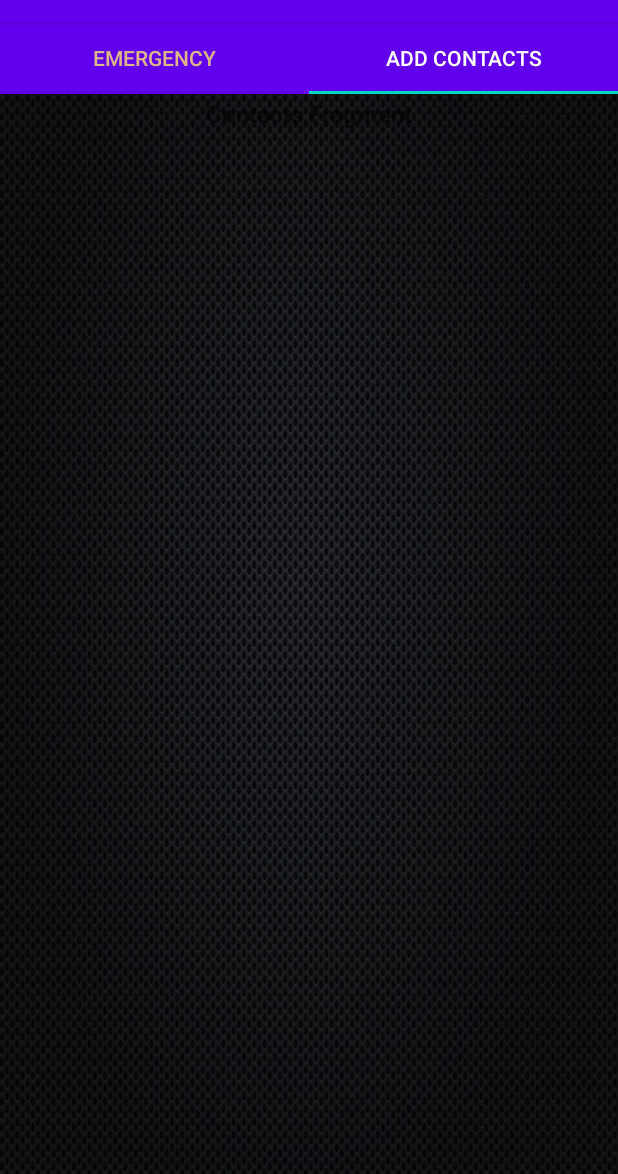
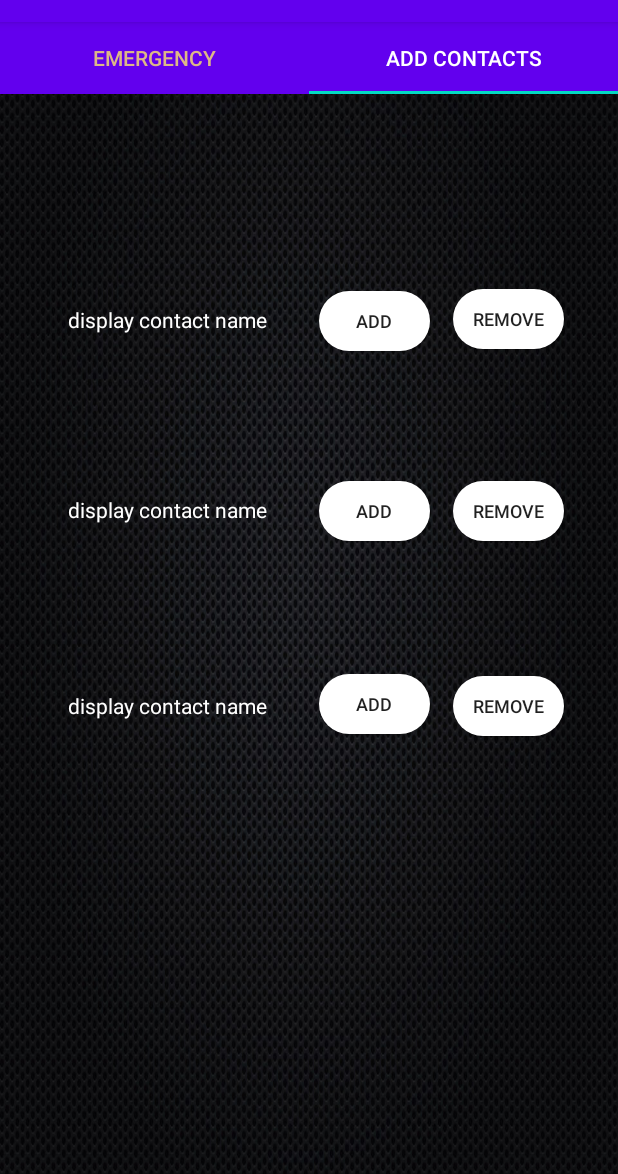
Before and after one commit to Evoid-sos/minor-project, an Android app: the screen it shows after launch once a user with an empty profile is signed in (MainActivity2), tab 2 chosen, on a phone screen of 412 x 824 dp, the part 62-1236 px from its top. Run offline under Robolectric (Android 15) with nearby library versions, the phone set to English and light mode, and no system bars; our stand-ins replace Firebase (no records; nobody signed in at launch, a user with empty details on screens opened directly).

Commit message:
contacts layout done

```diff
--- /dev/null
+++ b/app/src/main/res/drawable/contactbuttonstyles.xml
@@ -0,0 +1,6 @@
+<?xml version="1.0" encoding="utf-8"?>
+<shape xmlns:android="http://schemas.android.com/apk/res/android" android:shape="rectangle">
+    <solid
+        android:color="#ffffff" />
+    <corners android:radius="20dp"/>
+</shape>
--- a/app/src/main/res/layout/fragment_contacts.xml
+++ b/app/src/main/res/layout/fragment_contacts.xml
@@ -1,15 +1,149 @@
 <?xml version="1.0" encoding="utf-8"?>
-<FrameLayout xmlns:android="http://schemas.android.com/apk/res/android"
+<androidx.constraintlayout.widget.ConstraintLayout xmlns:android="http://schemas.android.com/apk/res/android"
+    xmlns:app="http://schemas.android.com/apk/res-auto"
     xmlns:tools="http://schemas.android.com/tools"
+    android:id="@+id/linearLayout3"
     android:layout_width="match_parent"
     android:layout_height="match_parent"
+    android:gravity="center"
+    android:orientation="vertical"
+    android:padding="10dp"
     tools:context=".contacts">
 
     <TextView
-        android:layout_width="match_parent"
-        android:layout_height="match_parent"
-        android:text="Contacts Fragment"
-        android:textAlignment="center"
-        android:textSize="16sp"
-        android:textStyle="bold" />
-</FrameLayout>
+        android:id="@+id/textView7"
+        android:layout_width="169dp"
+        android:layout_height="38dp"
+        android:layout_marginStart="26dp"
+        android:layout_marginEnd="11dp"
+        android:layout_marginBottom="214dp"
+        android:gravity="center"
+        android:text="display contact name"
+        android:textColor="#ffffff"
+        app:layout_constraintBottom_toBottomOf="parent"
+        app:layout_constraintEnd_toStartOf="@+id/button4"
+        app:layout_constraintStart_toStartOf="parent"
+        app:layout_constraintTop_toBottomOf="@+id/textView6" />
+
+    <Button
+        android:id="@+id/button5"
+        android:layout_width="74dp"
+        android:layout_height="40dp"
+        android:layout_marginEnd="35dp"
+        android:layout_marginBottom="214dp"
+        android:text="REMOVE"
+        android:textSize="12dp"
+        android:background="@drawable/contactbuttonstyles"
+        app:layout_constraintBottom_toBottomOf="parent"
+        app:layout_constraintEnd_toEndOf="parent"
+        app:layout_constraintStart_toEndOf="@+id/button4"
+        app:layout_constraintTop_toBottomOf="@+id/button7" />
+
+    <Button
+        android:id="@+id/button4"
+        android:layout_width="74dp"
+        android:layout_height="40dp"
+        android:layout_marginStart="5dp"
+        android:layout_marginEnd="15dp"
+        android:layout_marginBottom="214dp"
+        android:text="ADD"
+        android:textSize="12dp"
+        android:background="@drawable/contactbuttonstyles"
+        app:layout_constraintBottom_toBottomOf="parent"
+        app:layout_constraintEnd_toStartOf="@+id/button5"
+        app:layout_constraintStart_toEndOf="@+id/textView7"
+        app:layout_constraintTop_toBottomOf="@+id/button6" />
+
+    <TextView
+        android:id="@+id/textView6"
+        android:layout_width="169dp"
+        android:layout_height="38dp"
+        android:layout_marginStart="26dp"
+        android:layout_marginEnd="11dp"
+        android:layout_marginBottom="24dp"
+        android:gravity="center"
+        android:text="display contact name"
+        android:textColor="#ffffff"
+        app:layout_constraintBottom_toTopOf="@+id/textView7"
+        app:layout_constraintEnd_toStartOf="@+id/button6"
+        app:layout_constraintStart_toStartOf="parent"
+        app:layout_constraintTop_toBottomOf="@+id/textView5" />
+
+    <Button
+        android:id="@+id/button6"
+        android:layout_width="74dp"
+        android:layout_height="40dp"
+        android:layout_marginStart="5dp"
+        android:layout_marginEnd="15dp"
+        android:layout_marginBottom="20dp"
+        android:text="ADD"
+        android:background="@drawable/contactbuttonstyles"
+        android:textSize="12dp"
+        app:layout_constraintBottom_toTopOf="@+id/button4"
+        app:layout_constraintEnd_toStartOf="@+id/button7"
+        app:layout_constraintStart_toEndOf="@+id/textView6"
+        app:layout_constraintTop_toBottomOf="@+id/button2" />
+
+    <Button
+        android:id="@+id/button7"
+        android:layout_width="74dp"
+        android:layout_height="40dp"
+        android:layout_marginEnd="35dp"
+        android:layout_marginBottom="22dp"
+        android:text="REMOVE"
+        android:background="@drawable/contactbuttonstyles"
+        android:textSize="12dp"
+        app:layout_constraintBottom_toTopOf="@+id/button5"
+        app:layout_constraintEnd_toEndOf="parent"
+        app:layout_constraintStart_toEndOf="@+id/button6"
+        app:layout_constraintTop_toBottomOf="@+id/button3" />
+
+    <TextView
+        android:id="@+id/textView5"
+        android:layout_width="169dp"
+        android:layout_height="38dp"
+        android:layout_marginStart="26dp"
+        android:layout_marginTop="50dp"
+        android:layout_marginEnd="11dp"
+        android:layout_marginBottom="19dp"
+        android:gravity="center"
+        android:text="display contact name"
+        android:textColor="#ffffff"
+        app:layout_constraintBottom_toTopOf="@+id/textView6"
+        app:layout_constraintEnd_toStartOf="@+id/button2"
+        app:layout_constraintStart_toStartOf="parent"
+        app:layout_constraintTop_toTopOf="parent" />
+
+    <Button
+        android:id="@+id/button2"
+        android:layout_width="74dp"
+        android:layout_height="40dp"
+        android:layout_marginStart="5dp"
+        android:layout_marginTop="50dp"
+        android:layout_marginEnd="15dp"
+        android:background="@drawable/contactbuttonstyles"
+        android:layout_marginBottom="17dp"
+
+        android:text="ADD"
+        android:textSize="12dp"
+        app:layout_constraintBottom_toTopOf="@+id/button6"
+        app:layout_constraintEnd_toStartOf="@+id/button3"
+        app:layout_constraintStart_toEndOf="@+id/textView5"
+        app:layout_constraintTop_toTopOf="parent" />
+
+    <Button
+        android:id="@+id/button3"
+        android:layout_width="74dp"
+        android:layout_height="40dp"
+        android:layout_marginTop="50dp"
+        android:layout_marginEnd="35dp"
+        android:layout_marginBottom="19dp"
+        android:background="@drawable/contactbuttonstyles"
+        android:text="REMOVE"
+        android:textSize="12dp"
+        app:layout_constraintBottom_toTopOf="@+id/button7"
+        app:layout_constraintEnd_toEndOf="parent"
+        app:layout_constraintStart_toEndOf="@+id/button2"
+        app:layout_constraintTop_toTopOf="parent" />
+
+</androidx.constraintlayout.widget.ConstraintLayout>
```
